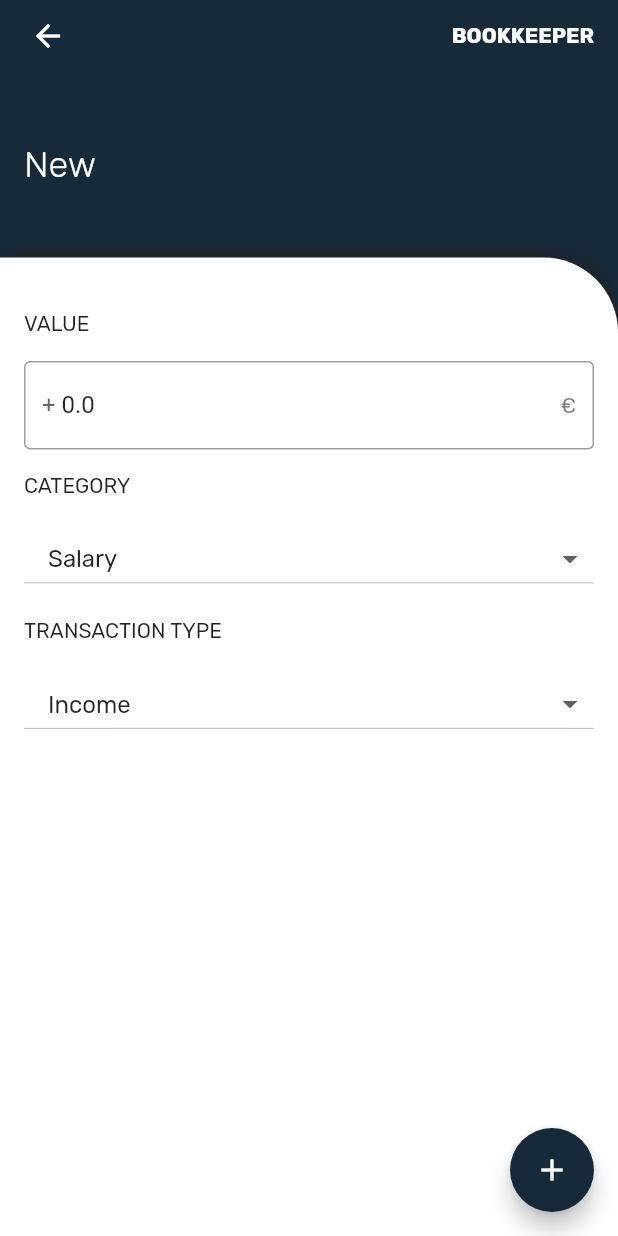
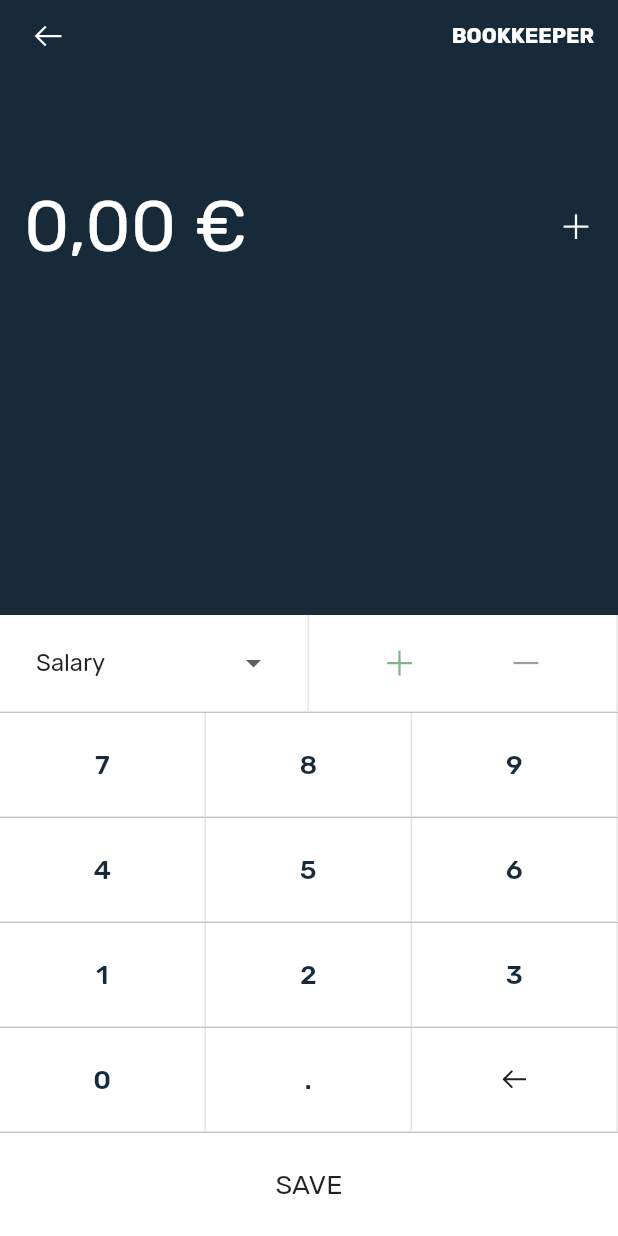
Before and after one commit to francescovallone/Bookkeeper, a Flutter app: the TransactionsPage screen opened by its route, after a tap on "New", on a phone screen of 412 x 824 dp. Run offline on Flutter 3.47's test engine with Material 2 defaults, Android fonts, the phone set to English and light mode, and no system bars; our stand-ins replace flutter_masked_text, flutter_speed_dial, flutter_svg, grouped_list, line_awesome_icons, shared_preferences and 1 more; accounts and stored records are empty.

Commit message:
Update v0.0.2+2

```diff
--- a/lib/Screens/transactions_forms.dart
+++ b/lib/Screens/transactions_forms.dart
@@ -5,6 +5,7 @@ import 'package:flutter/material.dart';
 import 'package:intl/intl.dart';
 import 'package:flutter/services.dart';
 import 'package:flutter_masked_text/flutter_masked_text.dart';
+import 'package:line_awesome_icons/line_awesome_icons.dart';
 
 
 class TransactionsFormsPage extends StatefulWidget {
@@ -26,18 +27,19 @@ class TransactionFormsState extends State<TransactionsFormsPage> {
   String _typeText = "Income";
   String _selectedText = "Salary";
   bool _validate = false;
+  String data;
+	NumberFormat formatter;
   List<String> _categories = ["Salary", "Gift", "Interest Money", "Selling", "Award", "Other", "Food", "Entertainment", "Travel", "Education", "Transport", "Shopping", "Loan", "Medical"];
   TransactionFormsState(this.transaction, this.title, this.currency, this.type);
-  MoneyMaskedTextController transactionsController = MoneyMaskedTextController(decimalSeparator: '.', thousandSeparator: ',');
 
   @override
   void initState() {
     super.initState();
+		data = transaction.money.toString();
   }
 
   @override
   void dispose() {
-    transactionsController.dispose();
     super.dispose();
   }
 
@@ -46,8 +48,8 @@ class TransactionFormsState extends State<TransactionsFormsPage> {
     if(transaction.id != null){
       _typeText = transaction.type == 0 ? "Expense" : "Income";
     }
+		formatter = NumberFormat.simpleCurrency(locale: "it_IT", name: currency, decimalDigits: 2);
     var size = MediaQuery.of(context).size;
-    transactionsController.text = (transaction.money*10).toString();
     return WillPopScope(
       onWillPop: (){
         Navigator.of(context).pop();
@@ -65,7 +67,8 @@ class TransactionFormsState extends State<TransactionsFormsPage> {
                   children: [
                     Padding(
                       padding: const EdgeInsets.only(left:8.0),
-                      child: BackButton(
+                      child: IconButton(
+                        icon: Icon(LineAwesomeIcons.arrow_left),
                         color: Colors.white,
                         onPressed: (){
                           Navigator.of(context).pop();
@@ -81,88 +84,41 @@ class TransactionFormsState extends State<TransactionsFormsPage> {
                 ),
                 Container(
                   width: size.width,
-                  height: size.height*.15,
+                  height: size.height*.25,
                   child: Row(
-                    mainAxisAlignment: MainAxisAlignment.start,
+                    mainAxisAlignment: MainAxisAlignment.spaceBetween,
                     crossAxisAlignment: CrossAxisAlignment.center,
                     children: [
 											Padding(
-                        padding: const EdgeInsets.symmetric(horizontal: 16.0, vertical: 16.0),
-                        child: Column(
-                          crossAxisAlignment: CrossAxisAlignment.start,
-                          mainAxisAlignment: MainAxisAlignment.center,
-                          children: [
-                            Text(title, style: TextStyle(color: Colors.white, fontSize: 24.0, fontWeight: FontWeight.w300)),
-                          ],
-                        )
+                        padding: const EdgeInsets.all(16.0),
+                        child: Text(format(data), style: TextStyle(color: Colors.white, fontSize: data.length >= 5 ? 28.0 : 48.0, fontWeight: FontWeight.w400)),
+                      ),
+											Padding(
+											  padding: const EdgeInsets.all(16.0),
+											  child: Icon(_typeText == "Income" ? LineAwesomeIcons.plus : LineAwesomeIcons.minus, color: Colors.white),
 											),
                     ]
                   ),
                 ),
                 Expanded(
+                  child: Column(
+                    mainAxisAlignment: MainAxisAlignment.end,
+                    children: [
+											Row(
+												children: [
+													Expanded(
 														child: Container(
-                    width: size.width,
+															width: double.infinity,
 															decoration: BoxDecoration(
                                 color: Colors.white,
-                      borderRadius: BorderRadius.only(topRight: Radius.circular(50.0)),
-                      boxShadow: [
-                        BoxShadow(
-                          blurRadius: 10.0,
-                          spreadRadius: 1.0,
-                          color: shadowColor,
-                        )
-                      ]
+                                border: Border(
+                                  bottom: BorderSide(color: Colors.black87.withOpacity(0.1)),
+                                  right: BorderSide(color: Colors.black87.withOpacity(0.1)),
+                                ),
                               ),
 															child: Padding(
-                      padding: EdgeInsets.only(top: 36.0),
-                      child: Column(
-                        crossAxisAlignment: CrossAxisAlignment.start,
-                        children: [
-                          Padding(
-                            padding: EdgeInsets.only(left: 16.0),
-                            child: Text("Value".toUpperCase(), style: TextStyle(fontSize: 14.0),),
-                          ),
-                          Padding(
-                            padding: EdgeInsets.symmetric(horizontal: 16.0, vertical: 16.0),
-                            child: Theme(
-                              data: ThemeData(
-                                primaryColor: primaryColor,
-                                primaryColorDark: primaryColor,
-                              ),
-                              child: TextField(
-                                controller: transactionsController,
-                                style: TextStyle(decoration: TextDecoration.none),
-                                keyboardType: TextInputType.number,
-                                inputFormatters: [
-                                  LengthLimitingTextInputFormatter(12),
-                                  WhitelistingTextInputFormatter.digitsOnly,
-                                ],
-                                onChanged: (value) {
-                                  updateEarning();
-                                },
-                                decoration: InputDecoration(
-                                  border: OutlineInputBorder(
-                                    borderSide: BorderSide(color: Colors.black12),
-                                  ),
-                                  hintText: '10.00',
-                                  prefixText: _typeText == "Income" ? '+ ' : '- ',
-                                  suffixText: currency,
-                                  suffixStyle: const TextStyle(color: Colors.black54),
-                                  errorText: _validate ? "The amount can't be 0.00" : null
-                                ),
-                              ),
-                            ),
-                          ),
-                          Padding(
-                            padding: EdgeInsets.only(left: 16.0),
-                            child: Text("Category".toUpperCase(), style: TextStyle(fontSize: 14.0),),
-                          ),
-                          Padding(
-                            padding: EdgeInsets.symmetric(horizontal: 16.0, vertical: 16.0),
-                            child: Container(
-                              width: double.infinity,
-                              child: ButtonTheme(
-                                alignedDropdown: true,
+															  padding: const EdgeInsets.symmetric(horizontal: 24.0, vertical: 8.0),
+															  child: DropdownButtonHideUnderline(
 															  	child: DropdownButton<String>(
 															  		isExpanded: true,
 															  		value: _selectedText,
@@ -182,58 +138,130 @@ class TransactionFormsState extends State<TransactionsFormsPage> {
 															  ),
 															),
 														),
-                          Padding(
-                            padding: EdgeInsets.only(left: 16.0),
-                            child: Text("Transaction type".toUpperCase(), style: TextStyle(fontSize: 14.0),),
 													),
-                          Padding(
-                            padding: EdgeInsets.symmetric(horizontal: 16.0, vertical: 16.0),
+													Expanded(
 														child: Container(
 															width: double.infinity,
-                              child:ButtonTheme(
-                                alignedDropdown: true,
-                                child: DropdownButton<String>(
-                                  isExpanded: true,
-                                  value: _typeText,
-                                  items: ['Income', 'Expense'].map((String value) {
-                                    return DropdownMenuItem<String>(
-                                      value: value,
-                                      child: Text(value),
-                                    );
-                                  }).toList(),
-                                  onChanged: (String val) {
-                                    _typeText = val;
+															decoration: BoxDecoration(
+                                color: Colors.white,
+                                border: Border(
+                                  bottom: BorderSide(color: Colors.black87.withOpacity(0.1)),
+                                  right: BorderSide(color: Colors.black87.withOpacity(0.1)),
+                                ),
+                              ),
+															child: Padding(
+															  padding: const EdgeInsets.only(top:8.0, bottom: 8.0),
+															  child: Row(
+																	mainAxisAlignment: MainAxisAlignment.spaceEvenly,
+															  	children: [
+															  		IconButton(
+															  			onPressed: (){
 																				setState(() {
-                                      _typeText = val;
+																				  _typeText = "Income";
 																				});
 																			},
+															  			icon: Icon(LineAwesomeIcons.plus, color: _typeText == "Income" ? greenColor : Colors.grey,),
+															  		),
+															  		IconButton(
+															  			onPressed: (){
+																				setState(() {
+																				  _typeText = "Expense";
+																				});
+																			},
+															  			icon: Icon(LineAwesomeIcons.minus, color: _typeText != "Income" ? redColor : Colors.grey),
+															  		)
+															  	],
 															  ),
 															),
 														),
 													),
 												],
 											),
-                    )
+                      Row(
+                        children: [
+                          buildButton("7"),
+                          buildButton("8"),
+                          buildButton("9"),
+                        ],
+                      ),
+                      Row(
+                        children: [
+                          buildButton("4"),
+                          buildButton("5"),
+                          buildButton("6"),
+                        ],
+                      ),
+                      Row(
+                        children: [
+                          buildButton("1"),
+                          buildButton("2"),
+                          buildButton("3"),
+                        ],
+                      ),
+                      Row(
+                        children: [
+                          buildButton("0"),
+                          buildButton("."),
+                          Expanded(
+                            child: InkWell(
+                              onTap: (){
+                                setState(() {
+                                  if(data.length > 0 && data != null){
+                                    data = data.substring(0, data.length - 1);
+																		updateEarning();
+                                  }
+                                });
+                              },
+                              child: Container(
+                                alignment: Alignment.center,
+                                decoration: BoxDecoration(
+                                  color: Colors.white,
+                                  border: Border(
+                                    bottom: BorderSide(color: Colors.black87.withOpacity(0.1)),
+                                    right: BorderSide(color: Colors.black87.withOpacity(0.1)),
+                                  ),
+                                ),
+                                child: Padding(
+                                  padding: const EdgeInsets.symmetric(vertical: 24.0),
+                                  child: Icon(LineAwesomeIcons.arrow_left, size: 21.0,),
+                                ),
+                              ),
                             ),
                           )
                         ],
                       ),
+                      InkWell(
+                        onTap: () {
+													if(!_validate) _save();
+													else _showAlertDialog("Upsie!", "The amount can't be 0.00");
+												},
+                        child: Container(
+                          alignment: Alignment.center,
+                          width: size.width,
+                          color: Colors.white,
+                          child: Padding(
+                            padding: const EdgeInsets.symmetric(vertical: 24.0),
+                            child: Text("Save".toUpperCase(), style: TextStyle(fontSize: 18.0),),
                           ),
                         ),
-        floatingActionButton: FloatingActionButton(
-          onPressed: (){
-            transaction.money == 0 ? _validate = true : _save();
-          },
-          child: Icon(title == "New" ? Icons.add : Icons.edit),
-          backgroundColor: primaryColor,
+                      ),
+
+                    ],
+                  ),
+                ),
+              ],
+            ),
+          ),
         ),
       ),
     );
   }
   void updateEarning(){
-    List<String> parsableList = transactionsController.text.split(",");
-    String parsable = parsableList.join('');
-    transaction.money = double.tryParse(parsable);
+		if(data == "0.00" || data == null || data == "") _validate = true;
+    else{
+			transaction.money = formatter.parse(data);
+			_validate = false;
+		}
   }
   void _save() async {
     Navigator.of(context).pop();
@@ -267,4 +295,38 @@ class TransactionFormsState extends State<TransactionsFormsPage> {
 				builder: (_) => alertDialog
 		);
 	}
+  Widget buildButton(String value){
+    return Expanded(
+      child: InkWell(
+        onTap: (){
+          setState(() {
+            if(data.length < 12){
+							if(value != "."){
+              	data += value;
+							}else if(data.length > 0 && data != null && data.indexOf(".") == -1){
+								data += value;
 							}
+							updateEarning();
+						}
+          });
+        },
+        child: Container(
+          alignment: Alignment.center,
+          decoration: BoxDecoration(
+            color: Colors.white,
+            border: Border(bottom: BorderSide(color: Colors.black87.withOpacity(0.1)), right: BorderSide(color: Colors.black87.withOpacity(0.1)))
+          ),
+          child: Padding(
+            padding: const EdgeInsets.symmetric(vertical: 24.0),
+            child: Text(value, style: TextStyle(fontSize: 18.0, fontWeight: FontWeight.w500, color: primaryColor)),
+          ),
+        ),
+      ),
+    );
+  }
+  String format(String value){
+    if(value == null || value.length == 0) value = "0.00";
+    double d = formatter.parse(value);
+    return formatter.format(d);
+  }
+}
--- a/lib/Screens/transactions_page.dart
+++ b/lib/Screens/transactions_page.dart
@@ -8,6 +8,7 @@ import 'package:line_awesome_icons/line_awesome_icons.dart';
 import 'package:sqflite/sqflite.dart';
 import 'package:intl/intl.dart';
 import 'package:shared_preferences/shared_preferences.dart';
+import 'package:grouped_list/grouped_list.dart';
 
 
 class TransactionsPage extends StatefulWidget {
@@ -105,8 +106,8 @@ class TransactionPageState extends State<TransactionsPage> {
                       padding: const EdgeInsets.only(left: 16.0, bottom: 32.0),
                       child: Row(
                         children: [
-                          list[0].money > 0 ? Icon(LineAwesomeIcons.arrow_up, size: 16.0, color: greenColor,) : Icon(LineAwesomeIcons.arrow_down, size: 16.0, color: redColor,),
-                          Text(format(list[0].money), style: TextStyle(color: list[0].money > 0 ? greenColor : redColor, fontSize: 16.0, fontWeight: FontWeight.w400)),
+                          list[list.length-1].money > 0 ? Icon(LineAwesomeIcons.arrow_up, size: 16.0, color: greenColor,) : Icon(LineAwesomeIcons.arrow_down, size: 16.0, color: redColor,),
+                          Text(format(list[list.length-1].money), style: TextStyle(color: list[list.length-1].money > 0 ? greenColor : redColor, fontSize: 16.0, fontWeight: FontWeight.w400)),
                         ],
                       )
                     ),
@@ -133,7 +134,7 @@ class TransactionPageState extends State<TransactionsPage> {
                       crossAxisAlignment: CrossAxisAlignment.start,
                       children: [
                         Padding(
-                          padding: EdgeInsets.only(bottom: 36.0, left: 16.0),
+                          padding: EdgeInsets.only(bottom: 36.0),
                           child: Text("Transactions".toUpperCase(), style: TextStyle(fontSize: 16.0),),
                         ),
                         Flexible(
@@ -141,9 +142,12 @@ class TransactionPageState extends State<TransactionsPage> {
                             future: databaseHelper.getTransactionsList(),
                             builder: (context, snapshot){
                               if(snapshot.hasData){
-                                return ListView.builder(
-                                  itemCount: snapshot.data.length,
-                                  itemBuilder: (BuildContext context, int position){
+                                return GroupedListView(
+                                  elements: snapshot.data,
+                                  groupBy: (element) => element.date,
+                                  groupSeparatorBuilder: _buildGroupSeparator,
+                                  order: GroupedListOrder.DESC,
+                                  itemBuilder: (context, element){
                                     return Column(
                                       children: [
                                         Dismissible(
@@ -151,24 +155,27 @@ class TransactionPageState extends State<TransactionsPage> {
                                           background: Container(
                                             color: redColor,
                                           ),
+                                          child: InkWell(
+                                            onTap: () => navigateToDetail(element, "Edit"),
                                             child: ListTile(
-                                            leading: snapshot.data[position].type == 1 ? CircleAvatar(
+                                              leading: element.type == 1 ? CircleAvatar(
                                                 backgroundColor: greenColor.withOpacity(0.1),
                                                 child: Icon(LineAwesomeIcons.plus, color: greenColor,),
                                               ) : CircleAvatar(
                                                 backgroundColor: redColor.withOpacity(0.1),
                                                 child: Icon(LineAwesomeIcons.minus, color: redColor,),
                                               ),
-                                            title: Text(format(snapshot.data[position].money), style: TextStyle(fontWeight: FontWeight.w700),),
-                                            subtitle: Text(snapshot.data[position].date),
+                                              title: Text(format(element.money), style: TextStyle(fontWeight: FontWeight.w700),),
+                                              subtitle: Text(element.category),
                                               trailing: CircleAvatar(
-                                              backgroundColor: colors[_categories.indexOf(snapshot.data[position].category)%14].withOpacity(0.1),
-                                              child: Icon(categories[_categories.indexOf(snapshot.data[position].category)], color: colors[_categories.indexOf(snapshot.data[position].category)%14],)
+                                                backgroundColor: colors[_categories.indexOf(element.category)%14].withOpacity(0.1),
+                                                child: Icon(categories[_categories.indexOf(element.category)], color: colors[_categories.indexOf(element.category)%14],)
+                                              ),
                                             ),
                                           ),
                                           onDismissed: (direction) {
                                             setState(() {
-                                              _delete(context, snapshot.data[position]);
+                                              _delete(context, element);
                                               updateList();
                                             });
                                           },
@@ -248,4 +255,10 @@ class TransactionPageState extends State<TransactionsPage> {
     final snackBar = SnackBar(content: Text(message));
     Scaffold.of(context).showSnackBar(snackBar);
   }
+  Widget _buildGroupSeparator(dynamic groupByValue) {
+    return Padding(
+      padding: EdgeInsets.only(bottom: 8.0),
+      child: Text('$groupByValue'.toUpperCase()),
+    );
   }
+}
--- a/lib/Utils/database_helper.dart
+++ b/lib/Utils/database_helper.dart
@@ -59,7 +59,7 @@ class DatabaseHelper {
 	}
 	Future<List<Map<String, dynamic>>> getTransactionsMapList() async {
 		Database db = await this.database;
-		var result = await db.query(tTable, orderBy: '$colId DESC');
+		var result = await db.query(tTable, orderBy: '$colId ASC');
 		return result;
 	}
 
@@ -67,15 +67,6 @@ class DatabaseHelper {
     Database db = await this.database;
     var result = await db.rawQuery('SELECT SUM(money) as total FROM $tTable');
     return result[0]['total'];
-  }
-  Future<List<double>> getChartData() async{
-    Database db = await this.database;
-    List<double> data = new List(2);
-    var resultinc = await db.rawQuery('SELECT SUM(money) as total FROM $tTable WHERE type = 1');
-    var resultexp = await db.rawQuery('SELECT SUM(money) as total FROM $tTable WHERE type = 0');
-    data[0] = resultinc[0]['total'] == null ? 0.00 : resultinc[0]['total'];
-    data[1] = resultexp[0]['total'] == null ? 0.00 : resultexp[0]['total'];
-    return data;
   }
 
 	Future<int> insertTransaction(t.Transaction trans) async {
```
Also changed, not shown: lib/Screens/buyentry_page.dart (added, +220 -0 lines), lib/Screens/buylist_forms.dart (+4 -3 lines), lib/Screens/buylist_page.dart (+13 -2 lines), pubspec.yaml (+5 -2 lines). Lines whose indentation alone changed are shown as unchanged.
